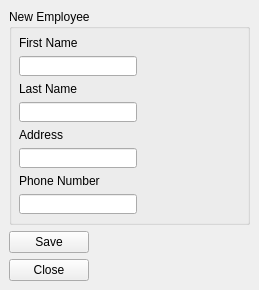
Old version of the form CreateFrm.ui in the repository rhino78/PayRoll.
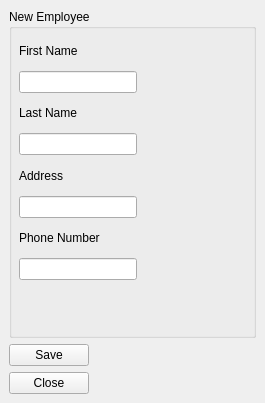
New version of the form.

Diff of the .ui file:
```diff
--- a/CreateFrm.ui
+++ b/CreateFrm.ui
@@ -6,8 +6,8 @@
    <rect>
     <x>0</x>
     <y>0</y>
-    <width>259</width>
-    <height>290</height>
+    <width>265</width>
+    <height>403</height>
    </rect>
   </property>
   <property name="windowTitle">
@@ -26,7 +26,7 @@
          <x>10</x>
          <y>27</y>
          <width>118</width>
-         <height>180</height>
+         <height>244</height>
         </rect>
        </property>
        <layout class="QVBoxLayout" name="verticalLayout_2">
```
